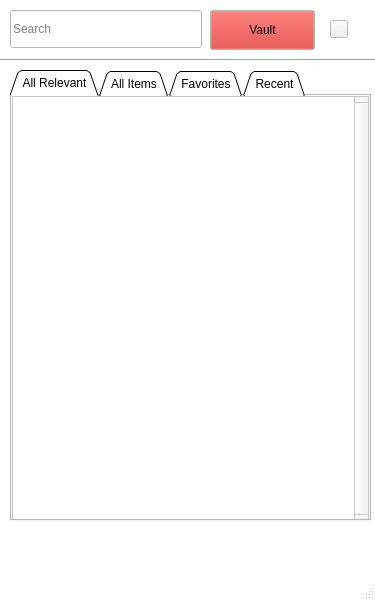
Qt form qtui/main_frame.ui (McArthurAdal/PasswordManager) before a commit.
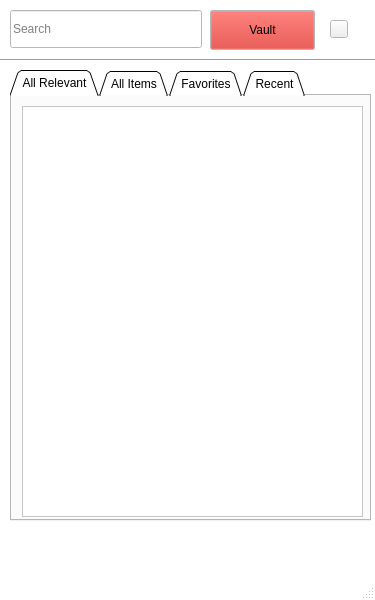
The same form after that commit. The open tabs and pages were chosen to show the change. Icons and pictures are not drawn.

Commit message: added lists to each tab

```diff
--- a/qtui/main_frame.ui
+++ b/qtui/main_frame.ui
@@ -386,59 +386,15 @@
      <attribute name="title">
       <string>All Relevant</string>
      </attribute>
-     <widget class="QScrollArea" name="scrollArea">
+     <widget class="QListView" name="listView">
       <property name="geometry">
        <rect>
-        <x>0</x>
-        <y>0</y>
-        <width>361</width>
-        <height>441</height>
+        <x>10</x>
+        <y>10</y>
+        <width>341</width>
+        <height>411</height>
        </rect>
       </property>
-      <property name="widgetResizable">
-       <bool>true</bool>
-      </property>
-      <widget class="QWidget" name="scrollAreaWidgetContents">
-       <property name="geometry">
-        <rect>
-         <x>0</x>
-         <y>0</y>
-         <width>359</width>
-         <height>439</height>
-        </rect>
-       </property>
-       <widget class="QListView" name="listView">
-        <property name="geometry">
-         <rect>
-          <x>-5</x>
-          <y>-9</y>
-          <width>361</width>
-          <height>441</height>
-         </rect>
-        </property>
-        <property name="verticalScrollBarPolicy">
-         <enum>Qt::ScrollBarAlwaysOn</enum>
-        </property>
-        <property name="autoScroll">
-         <bool>true</bool>
-        </property>
-        <property name="gridSize">
-         <size>
-          <width>1</width>
-          <height>7</height>
-         </size>
-        </property>
-        <property name="viewMode">
-         <enum>QListView::IconMode</enum>
-        </property>
-        <property name="uniformItemSizes">
-         <bool>true</bool>
-        </property>
-        <property name="itemAlignment">
-         <set>Qt::AlignCenter</set>
-        </property>
-       </widget>
-      </widget>
      </widget>
     </widget>
     <widget class="QWidget" name="tab_2">
```
Left out of the diff: 28 changed lines with no effect on the pictures. The commit also changes 1 other file.
